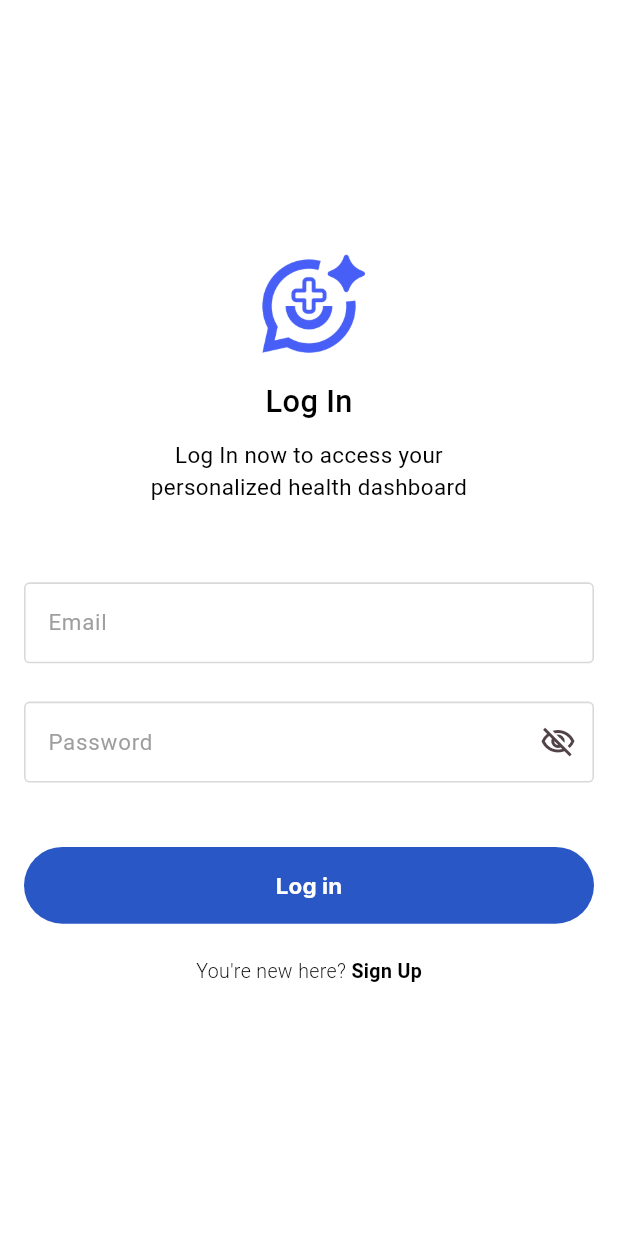
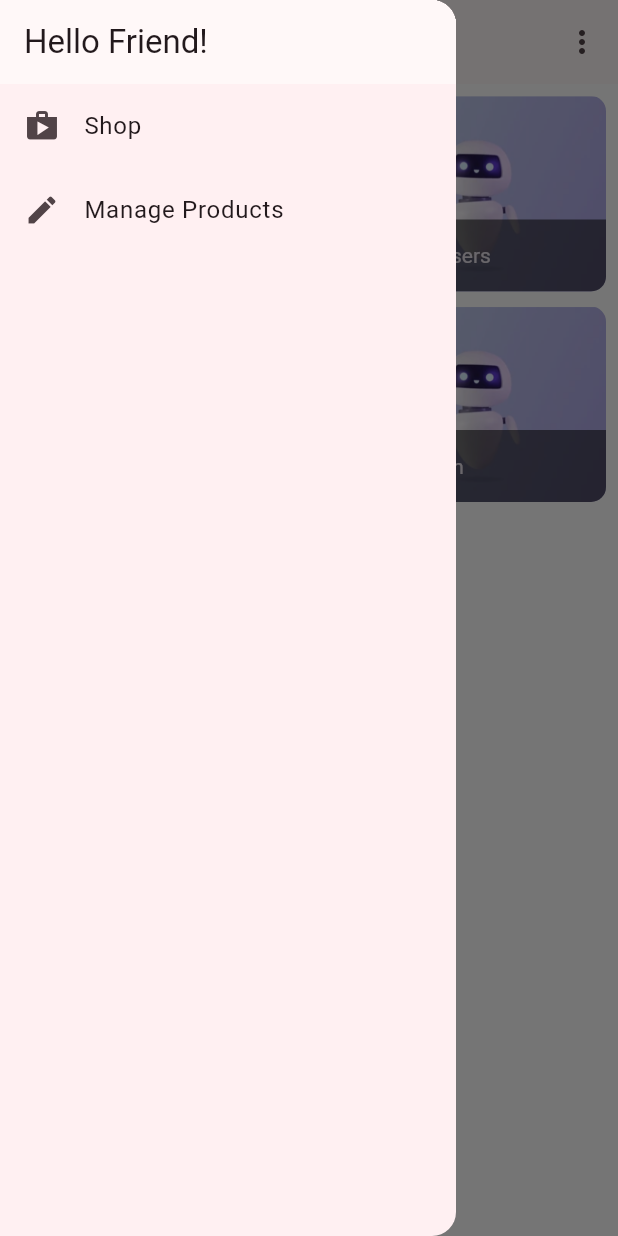
Before and after one commit to Dejito/tend, a Flutter app: the screen it shows after launch, with the side drawer open (before the commit the screen has no drawer), on a phone screen of 412 x 824 dp. Run offline on Flutter 3.47's test engine with Material 3 defaults, Android fonts, the phone set to English and light mode, and no system bars; our stand-ins replace dio, flutter_bloc, flutter_easyloading, flutter_screenutil, fluttertoast, get_it and 2 more.

Commit message:
implemented products grids

```diff
--- /dev/null
+++ b/lib/data/models/product_model.dart
@@ -0,0 +1,19 @@
+import 'package:flutter/cupertino.dart';
+
+class Product with ChangeNotifier {
+  final String id;
+  final String title;
+  final String description;
+  final double price;
+  final String imageUrl;
+  bool isFavorite;
+
+  Product({
+    required this.id,
+    required this.title,
+    required this.description,
+    required this.price,
+    required this.imageUrl,
+    this.isFavorite = false,
+  });
+}
--- a/lib/main.dart
+++ b/lib/main.dart
@@ -1,6 +1,9 @@
 import 'package:blackchinx/presentation/provider/auth_provider.dart';
-import 'package:blackchinx/presentation/views/login/login_screen.dart';
-import 'package:blackchinx/presentation/views/sign_up/sign_up.dart';
+import 'package:blackchinx/presentation/provider/products_provider.dart';
+import 'package:blackchinx/presentation/views/auth/login/login_screen.dart';
+import 'package:blackchinx/presentation/views/auth/sign_up/sign_up.dart';
+import 'package:blackchinx/presentation/views/product/screens/product_overview_screen.dart';
+import 'package:blackchinx/presentation/views/product/widget/product_item.dart';
 import 'package:flutter/material.dart';
 import 'package:flutter_screenutil/flutter_screenutil.dart';
 import 'package:provider/provider.dart';
@@ -18,7 +21,8 @@ class MyApp extends StatelessWidget {
   Widget build(BuildContext context) {
     return MultiProvider(
       providers: [
-        ChangeNotifierProvider.value(value: AuthProvider())
+        ChangeNotifierProvider.value(value: AuthProvider()),
+        ChangeNotifierProvider.value(value: ProductsProvider()),
       ],
       child: ScreenUtilInit(
         minTextAdapt: true,
@@ -32,12 +36,17 @@ class MyApp extends StatelessWidget {
             colorScheme: ColorScheme.fromSeed(seedColor: Colors.black),
             useMaterial3: true,
           ),
-          home: const LoginScreen(),
+          home:  const ProductsOverviewScreen(),
           builder: EasyLoading.init(),
           routes: {
             // ProductsOverviewScreen.id: (context) => const ProductsOverviewScreen(),
             LoginScreen.route: (context) => const LoginScreen(),
             Signup.route: (context) => const Signup(),
+            ProductsOverviewScreen.id: (context) => const ProductsOverviewScreen(),
+            // ProductDetailScreen.id: (context) => const ProductDetailScreen(),
+            // UserProductsScreen.id: (context) => const UserProductsScreen(),
+            // EditProductScreen.id: (context) => const EditProductScreen(),
+            // AuthScreen.id: (context) => const AuthScreen(),
           },
           // initialRoute: AppRoutes.initial,
           // onGenerateRoute: routes,
--- /dev/null
+++ b/lib/presentation/provider/products_provider.dart
@@ -0,0 +1,161 @@
+import 'package:flutter/material.dart';
+
+import '../../data/models/product_model.dart';
+
+class ProductsProvider with ChangeNotifier {
+
+  final List<Product> _items = [
+    Product(
+      id: 'p1',
+      title: 'Red Shirt',
+      description: 'A red shirt - it is pretty red!',
+      price: 29.99,
+      imageUrl:
+      'https://cdn.pixabay.com/photo/2016/10/02/22/17/red-t-shirt-1710578_1280.jpg',
+    ),
+    Product(
+      id: 'p2',
+      title: 'Trousers',
+      description: 'A nice pair of trousers.',
+      price: 59.99,
+      imageUrl:
+      'https://upload.wikimedia.org/wikipedia/commons/thumb/e/e8/Trousers%2C_dress_%28AM_1960.022-8%29.jpg/512px-Trousers%2C_dress_%28AM_1960.022-8%29.jpg',
+    ),
+    Product(
+      id: 'p3',
+      title: 'Yellow Scarf',
+      description: 'Warm and cozy - exactly what you need for the winter.',
+      price: 19.99,
+      imageUrl:
+      'https://live.staticflickr.com/4043/4438260868_cc79b3369d_z.jpg',
+    ),
+    Product(
+      id: 'p4',
+      title: 'A Pan',
+      description: 'Prepare any meal you want.',
+      price: 49.99,
+      imageUrl:
+      'https://upload.wikimedia.org/wikipedia/commons/thumb/1/14/Cast-Iron-Pan.jpg/1024px-Cast-Iron-Pan.jpg',
+    ),
+  ];
+  // final String authToken;
+  // final String? gitTest;
+  // final List? previousItems;
+  // final String userId;
+
+
+  // Products(this.authToken, this.previousItems, this.userId, this.gitTest);
+
+  List<Product> get items {
+    return [..._items];
+  }
+
+  List<Product> get getFavorites {
+    return items.where((items) => items.isFavorite).toList();
+  }
+
+  Product findById (String id){
+    return _items.firstWhere((prod) => prod.id == id);
+  }
+
+// Future<void> fetchAndSetProducts([bool filterBy = false]) async {
+//   final filterString = filterBy ? 'orderBy="creatorId"&equalTo="$userId"' : '';
+//   print(userId);
+//   var url = 'https://e-shop-432c0-default-rtdb.firebaseio.com/products.json?auth=$authToken&$filterString';
+//   try{
+//    final response = await http.get(Uri.parse(url));
+//    final products = json.decode(response.body)as Map<String, dynamic>;
+//    if (products.isEmpty){
+//      return;
+//    }
+//    url = 'https://e-shop-432c0-default-rtdb.firebaseio.com/userFavorites/$userId.json?auth=$authToken';
+//   final favoriteResponse = await http.get(Uri.parse(url));
+//     final favoriteData = json.decode(favoriteResponse.body);
+//    List<Product> loadedProducts = [];
+//     products.forEach((prodId, backendProd) {
+//       loadedProducts.add(Product(
+//           id: prodId,
+//           title: backendProd['title'],
+//           description: backendProd['description'],
+//           price: backendProd['price'] == String ? double.parse(backendProd['price']).toDouble() : backendProd['price'],
+//           imageUrl: backendProd['imageUrl'],
+//           // isFavorite: favoriteData != null ? false : favoriteData[prodId] ?? false,
+//       ));
+//     },
+//     );
+//    _items = loadedProducts;
+//    notifyListeners();
+//   }catch (e) {
+//     rethrow;
+//
+//   }
+// }
+
+// Future<void> addProduct(Product product) async {
+//   final url = 'https://e-shop-432c0-default-rtdb.firebaseio.com/products.json?auth=$authToken';
+//   try {
+//     final response = await http.post(Uri.parse(url), body: json.encode({
+//       'title': product.title,
+//       'description': product.description,
+//       'price': product.price,
+//       'imageUrl': product.imageUrl,
+//       'creatorId': userId
+//     })
+//     );
+//     if (response.body.isEmpty) {
+//       return;
+//     }
+//     final newProduct = Product(
+//       title: product.title,
+//       description: product.description,
+//       price: product.price,
+//       id: DateTime.now().toString(),
+//       imageUrl: product.imageUrl,
+//     );
+//     _items.add(newProduct);
+//     notifyListeners();
+//   } catch (e) {
+//     rethrow;
+//   }
+// }
+// Future<void> updateProduct (String id, Product newProduct) async{
+//   final url = 'https://e-shop-432c0-default-rtdb.firebaseio.com/products/$id.json?auth=$authToken';
+//   final prodIndex = _items.indexWhere((prod) => prod.id == id);
+//   try{
+//     if (prodIndex >= 0) {
+//
+//      await http.patch(Uri.parse(url),body:json.encode(
+//           {
+//             'title': newProduct.title,
+//             'description': newProduct.description,
+//             'price': newProduct.price,
+//             'imageUrl': newProduct.imageUrl
+//           })
+//       );
+//       _items[prodIndex] = newProduct;
+//       notifyListeners();
+//     } else {
+//     }
+//   } catch(e){
+//
+//     rethrow;
+//   }
+// }
+//
+// Future<void> deleteProduct(String id) async {
+//   final url = 'https://e-shop-432c0-default-rtdb.firebaseio.com/products/$id.json?auth=$authToken';
+//   final existingProductIndex = _items.indexWhere((prodId) => id == prodId.id);
+//   var existingProduct = _items[existingProductIndex];
+//   //remove albeit temporarily from local storage
+//   _items.removeWhere((prod) => prod.id == id);
+//     notifyListeners();
+//     final response = await http.delete(Uri.parse(url));
+//     if (response.statusCode >= 400) {
+//       _items.insert(existingProductIndex, existingProduct);
+//       notifyListeners();
+//       throw const HttpException('Unsuccessful request');
+//     }
+//     existingProduct.dispose();
+//
+// }
+}
--- /dev/null
+++ b/lib/presentation/views/product/screens/product_overview_screen.dart
@@ -0,0 +1,68 @@
+import 'package:blackchinx/presentation/views/product/widget/products_grid.dart';
+import 'package:flutter/material.dart';
+
+import '../widget/app_drawer.dart';
+
+
+enum FilterOptions  { favorites, all}
+
+class ProductsOverviewScreen extends StatefulWidget {
+  static const id = 'wo';
+
+  const ProductsOverviewScreen({Key? key}) : super(key: key);
+
+  @override
+  State<ProductsOverviewScreen> createState() => _ProductsOverviewScreenState();
+}
+
+class _ProductsOverviewScreenState extends State<ProductsOverviewScreen> {
+  bool showFavs = false;
+
+  @override
+  Widget build(BuildContext context) {
+    print('calling prod overview method');
+    // Provider.of<Products>(context).fetchAndSetProducts();
+    return Scaffold(
+        drawer: const AppDrawer(),
+        appBar: AppBar(
+          actions: [
+            PopupMenuButton(
+                onSelected: (selectedValue){
+                  setState(() {
+                    if (selectedValue == FilterOptions.favorites) {
+                      showFavs = true;
+                    } else {
+                      showFavs = false;
+                    }
+                  });
+                },
+                icon: const Icon(
+                    Icons.more_vert
+                ),
+                itemBuilder: (_){
+                  return const[
+                    PopupMenuItem(
+                      value: FilterOptions.favorites,
+                      child: Text('Only Favorites'),
+                    ),
+                    PopupMenuItem(
+                      value: FilterOptions.all,
+                      child: Text('All'),
+                    ),
+                  ];
+                }
+            ),
+          ],
+          title: const Text('Push'),
+        ),
+        body: ProductsGrid()
+      // FutureBuilder(
+      //         future: Provider.of<Products>(context, listen: false).fetchAndSetProducts(),
+      //         builder: (context, snapshot) =>
+      //             snapshot.connectionState == ConnectionState.waiting ?
+      //               const Center(child: CircularProgressIndicator(),) :
+      //                 ProductsGrid(isFav:showFavs)
+      // ),
+    );
+  }
+}
--- /dev/null
+++ b/lib/presentation/views/product/widget/app_drawer.dart
@@ -0,0 +1,33 @@
+import 'package:flutter/material.dart';
+
+class AppDrawer extends StatelessWidget {
+  const AppDrawer({Key? key}) : super(key: key);
+
+  @override
+  Widget build(BuildContext context) {
+    return Drawer(
+      child: Column(
+        children: [
+          AppBar(
+            title: const Text('Hello Friend!'),
+            automaticallyImplyLeading: false,
+          ),
+          ListTile(
+            leading: const Icon(Icons.shop),
+            title: const Text('Shop'),
+            onTap: (){
+              // Navigator.of(context).pushReplacementNamed(ProductsOverviewScreen.id);
+            },
+          ),
+          ListTile(
+            leading: const Icon(Icons.edit),
+            title: const Text('Manage Products'),
+            onTap: (){
+              // Navigator.of(context).pushReplacementNamed(UserProductsScreen.id);
+            },
+          )
+        ],
+      ),
+    );
+  }
+}
--- /dev/null
+++ b/lib/presentation/views/product/widget/product_item.dart
@@ -0,0 +1,64 @@
+import 'package:blackchinx/core/constants/app_assets.dart';
+import 'package:flutter/material.dart';
+
+import '../../../../data/models/product_model.dart';
+
+class ProductItem extends StatelessWidget {
+
+  final Product product;
+
+  const ProductItem({Key? key, required this.product,}) : super(key: key);
+
+  @override
+  Widget build(BuildContext context) {
+
+
+    return ClipRRect(
+      borderRadius: BorderRadius.circular(10),
+      child: GestureDetector(
+        onTap: (){
+        },
+        child: GridTile(
+          footer: GridTileBar(
+            backgroundColor: Colors.black54,
+            title: Text(product.title,
+            ),
+            leading: IconButton(
+                  icon: const Icon(Icons.favorite,),
+                  onPressed: (){
+                    //   print('favorited');
+                    // prod.toggleFavorite(auth.token!, auth.userId);
+                  },
+                  color: Colors.red
+
+
+            ),
+            // trailing:  IconButton(
+            //   icon: const Icon(
+            //     Icons.shopping_cart,
+            //   ),
+            //   onPressed: () {
+            //     ScaffoldMessenger.of(context).hideCurrentSnackBar();
+            //     ScaffoldMessenger.of(context).showSnackBar(
+            //       SnackBar(
+            //         content: const Text('Item added',
+            //         ),
+            //         action: SnackBarAction(
+            //           label: 'UNDO',
+            //           onPressed: () {
+            //           },
+            //         ),
+            //       ),
+            //     );
+            //   },
+            // ),
+          ),
+          child: Image.asset(AppImages.aiSymptomChecker,
+            fit: BoxFit.cover,
+            height: 300,
+          ),
+        ),
+      ),
+    );
+  }
+}
--- /dev/null
+++ b/lib/presentation/views/product/widget/products_grid.dart
@@ -0,0 +1,29 @@
+import 'package:blackchinx/presentation/provider/products_provider.dart';
+import 'package:blackchinx/presentation/views/product/widget/product_item.dart';
+import 'package:flutter/material.dart';
+import 'package:provider/provider.dart';
+
+class ProductsGrid extends StatelessWidget {
+  final bool? isFav;
+
+  const ProductsGrid({super.key,  this.isFav});
+
+  @override
+  Widget build(BuildContext context) {
+    final productProvider = Provider.of<ProductsProvider>(context);
+    // final prodData = isFav ? pc.getFavorites : pc.items;
+    return GridView.builder(
+        padding: const EdgeInsets.all(8),
+        gridDelegate: const SliverGridDelegateWithFixedCrossAxisCount(
+            crossAxisCount: 2,
+            crossAxisSpacing: 5,
+            mainAxisSpacing: 10,
+            childAspectRatio: 3 / 2),
+        itemCount: productProvider.items.length,
+        itemBuilder: (context, index) {
+          return ProductItem(
+            product: productProvider.items[index],
+          );
+        });
+  }
+}
--- a/pubspec.yaml
+++ b/pubspec.yaml
@@ -34,6 +34,8 @@ dependencies:
   logger: ^2.5.0
   provider: ^6.1.5
   flutter_easyloading: ^3.0.5
+  intl:
+
 
 #  go_router: ^15.1.2
 
```
Also changed, not shown: lib/core/constants/app_assets.dart (+10 -25 lines), lib/presentation/views/auth/login/login_screen.dart (renamed from lib/presentation/views/login/login_screen.dart, +7 -5 lines), lib/presentation/views/auth/sign_up/profile_setup.dart (renamed from lib/presentation/views/sign_up/profile_setup.dart, +5 -5 lines), lib/presentation/views/auth/sign_up/sign_up.dart (renamed from lib/presentation/views/sign_up/sign_up.dart, +6 -6 lines), lib/presentation/views/sign_up/verify_email.dart (deleted, +0 -127 lines), assets/drawables/ai_symptom_checker.webp (added), pubspec.lock, 1 other file.
